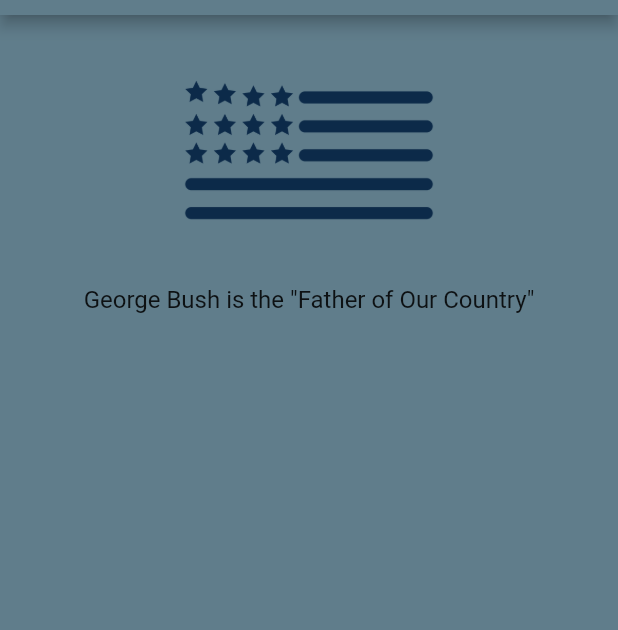
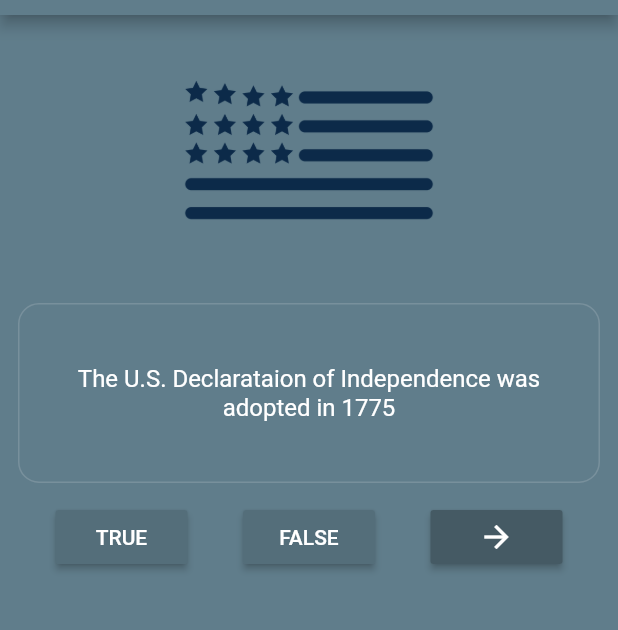
Before and after one commit to irfan87/flutter_quiz_app, a Flutter app: the screen it shows after launch, on a phone screen of 412 x 824 dp, the part 69-699 px from its top. Run offline on Flutter 3.47's test engine with Material 2 defaults, Android fonts, the phone set to English and light mode, and no system bars.

Commit message:
make buttons for truthy and falsy, includes snackbar

```diff
--- a/lib/ui/QuizContainer.dart
+++ b/lib/ui/QuizContainer.dart
@@ -7,6 +7,8 @@ class QuizContainer extends StatefulWidget {
 }
 
 class _QuizContainerState extends State<QuizContainer> {
+  int _currentQuestionIndex = 0;
+
   List questionBank = [
     Question.name(
         "The U.S. Declarataion of Independence was adopted in 1775", true),
@@ -40,7 +42,9 @@ class _QuizContainerState extends State<QuizContainer> {
         backgroundColor: Colors.blueGrey,
       ),
       backgroundColor: Colors.blueGrey,
-      body: Container(
+      body: Builder(
+        builder: (BuildContext context) {
+          return Container(
             child: Column(
               mainAxisAlignment: MainAxisAlignment.center,
               children: <Widget>[
@@ -51,23 +55,94 @@ class _QuizContainerState extends State<QuizContainer> {
                     height: 180,
                   ),
                 ),
-            Center(
+                Padding(
+                  padding: EdgeInsets.all(12.0),
                   child: Container(
-                padding: EdgeInsets.only(left: 20.0, right: 20.0),
                     height: 120.0,
+                    decoration: BoxDecoration(
+                      color: Colors.transparent,
+                      borderRadius: BorderRadius.circular(14.0),
+                      border: Border.all(
+                        color: Colors.blueGrey.shade400,
+                        style: BorderStyle.solid,
+                      ),
+                    ),
+                    child: Center(
+                      child: Padding(
+                        padding: const EdgeInsets.all(8.0),
                         child: Text(
-                  questionBank[14].questionText,
+                          questionBank[_currentQuestionIndex].questionText,
+                          textAlign: TextAlign.center,
                           style: TextStyle(
                             fontSize: 16.0,
-                  ),
-                  textAlign: TextAlign.center,
+                            color: Colors.white,
                           ),
                         ),
+                      ),
+                    ),
+                  ),
+                ),
+                Row(
+                  mainAxisAlignment: MainAxisAlignment.spaceEvenly,
+                  children: <Widget>[
+                    RaisedButton(
+                      onPressed: () => _checkAnswer(true, context),
+                      color: Colors.blueGrey.shade600,
+                      child: Text(
+                        "TRUE",
+                        style: TextStyle(color: Colors.white),
+                      ),
+                    ),
+                    RaisedButton(
+                      onPressed: () => _checkAnswer(false, context),
+                      color: Colors.blueGrey.shade600,
+                      child: Text(
+                        "FALSE",
+                        style: TextStyle(color: Colors.white),
+                      ),
+                    ),
+                    RaisedButton(
+                      onPressed: () => _nextQuestion(),
+                      color: Colors.blueGrey.shade700,
+                      child: Icon(
+                        Icons.arrow_forward,
+                        color: Colors.white,
+                      ),
+                    )
+                  ],
                 ),
                 Spacer(),
               ],
             ),
+          );
+        },
       ),
     );
   }
+
+  _checkAnswer(bool choice, BuildContext context) {
+    final snackBar = SnackBar(
+      duration: Duration(milliseconds: 2000),
+      backgroundColor: choice == questionBank[_currentQuestionIndex].isCorrect
+          ? Colors.green.shade600
+          : Colors.red.shade600,
+      content: choice == questionBank[_currentQuestionIndex].isCorrect
+          ? Text(
+              "Correct Answer",
+              textAlign: TextAlign.center,
+            )
+          : Text(
+              "Wrong Answer",
+              textAlign: TextAlign.center,
+            ),
+    );
+
+    Scaffold.of(context).showSnackBar(snackBar);
   }
+
+  _nextQuestion() {
+    setState(() {
+      _currentQuestionIndex = (_currentQuestionIndex + 1) % questionBank.length;
+    });
+  }
+}
```
Lines whose indentation alone changed are shown as unchanged.
